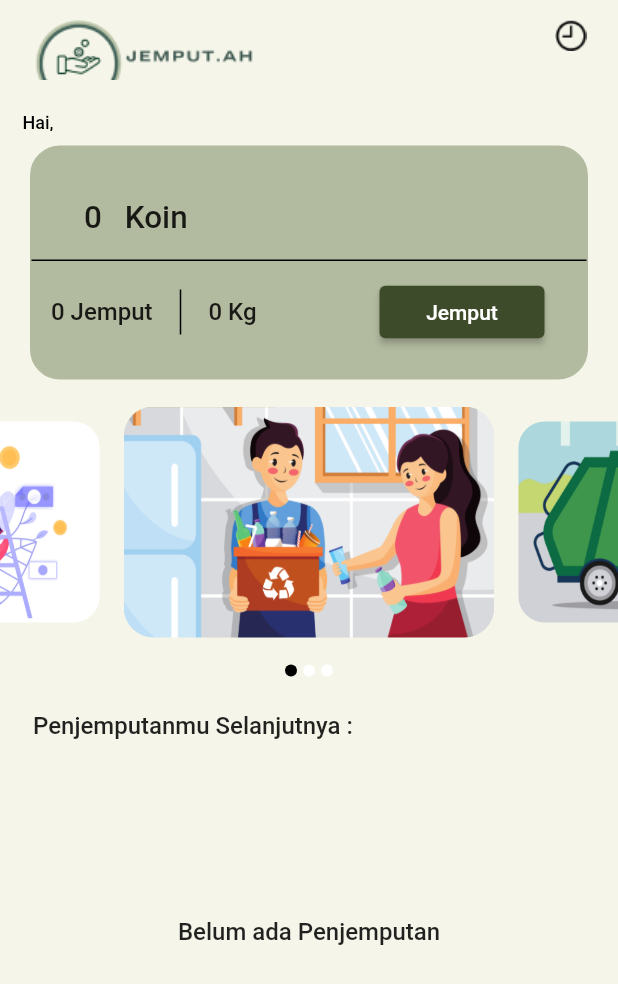
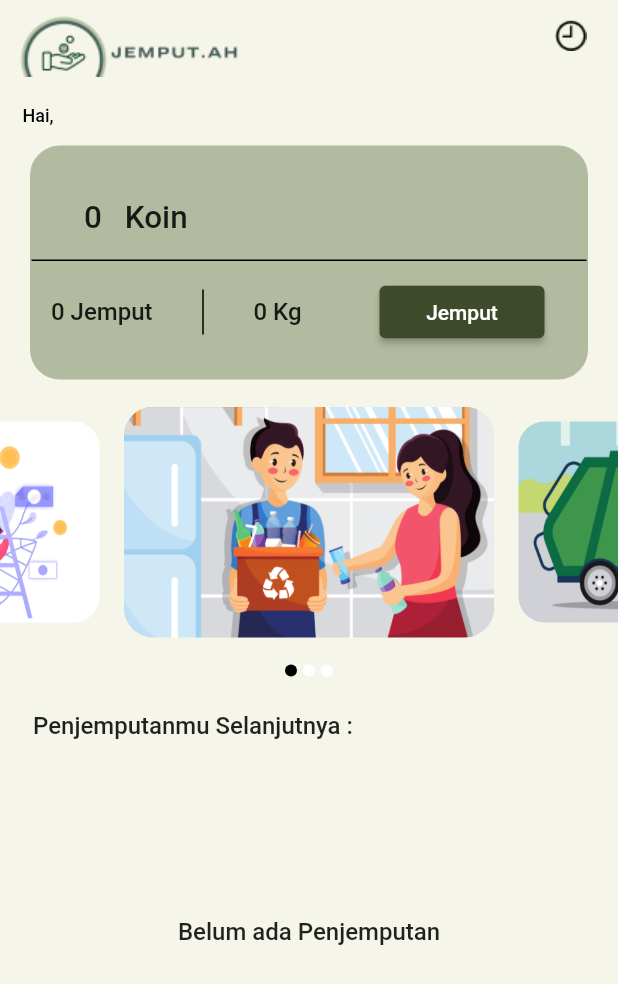
Before and after one commit to finnchristoffer/JemputAh-App, a Flutter app: the HomeScreen screen opened directly, on a phone screen of 412 x 824 dp. Shown: the top 984 px of the screen. Run offline on Flutter 3.47's test engine with Material 2 defaults, Android fonts, the phone set to English and light mode, and no system bars; drawn by our look-alikes of carousel_slider; our stand-ins replace cloud_firestore, firebase_auth, firebase_core; accounts and stored records are empty; network calls fail; Roboto replaces fonts that are missing (Poppins).

Commit message:
Validate user login, and adjust width in home screen

```diff
--- a/lib/screens/home_screen.dart
+++ b/lib/screens/home_screen.dart
@@ -53,7 +53,8 @@ class _LeadAppBar extends StatelessWidget {
       children: [
         Container(
           margin: const EdgeInsets.only(top: 5),
-          width: 200,
+          width: 180,
+          height: 50,
           child: Image.asset(
             homeLogo,
           ),
@@ -151,7 +152,7 @@ class _JemputBox extends StatelessWidget {
             mainAxisAlignment: MainAxisAlignment.spaceBetween,
             children: [
               SizedBox(
-                  width: 150,
+                  width: 180,
                   height: 30,
                   child: Row(
                     mainAxisSize: MainAxisSize.max,
```
Also changed, not shown: lib/screens/login_screen.dart (+30 -0 lines), pubspec.lock.
